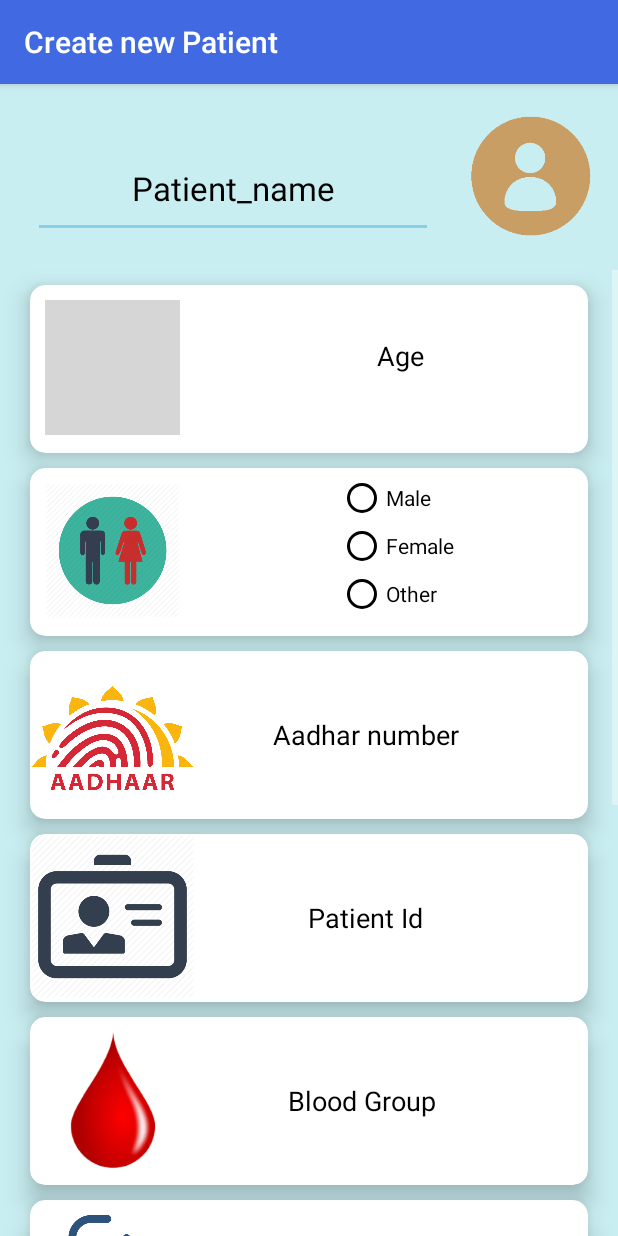
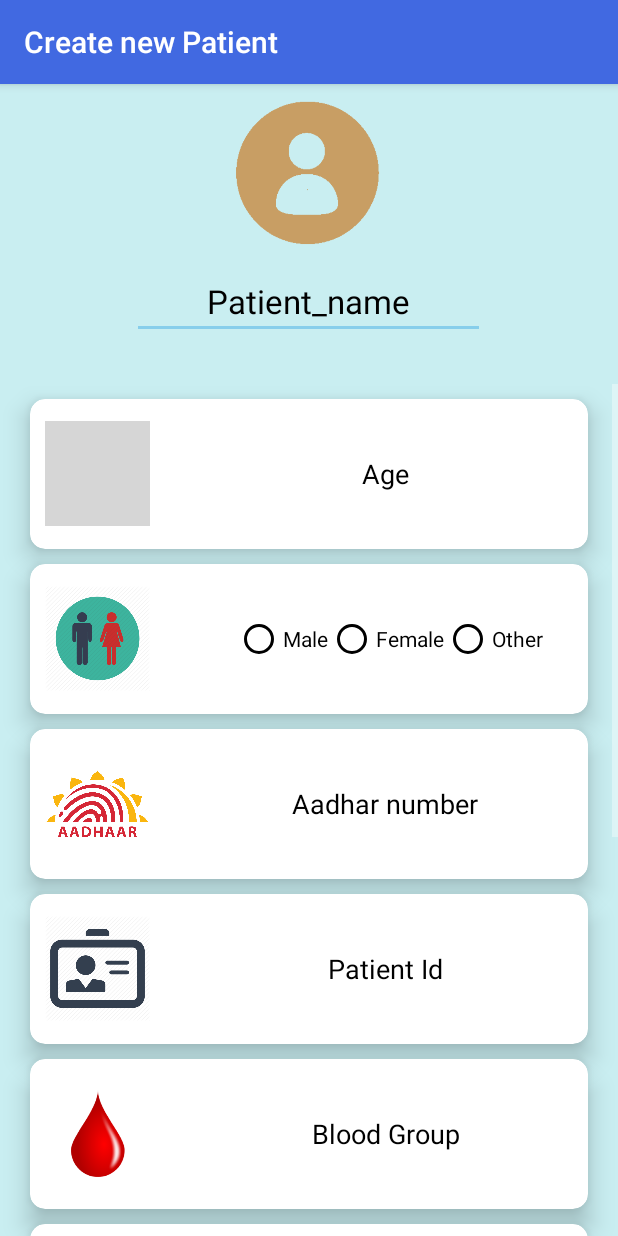
Before and after one commit to Combinedhost/sushruta_project_v1, an Android app: the Create_Patient screen opened directly, with no data from a screen before it, on a phone screen of 412 x 824 dp. Run offline under Robolectric (Android 15) with nearby library versions, the phone set to English and light mode, and no system bars; our stand-ins replace CircleImageView, Firebase (no records; nobody signed in at launch, a user with empty details on screens opened directly); Roboto replaces fonts that are not available here; 1 statement that could not run was skipped; grey boxes are pictures that could not be loaded.

Commit message:
layout corrections

```diff
--- a/app/src/main/res/drawable/b.xml
+++ b/app/src/main/res/drawable/b.xml
@@ -2,6 +2,6 @@
 <shape xmlns:android="http://schemas.android.com/apk/res/android"
     android:shape="rectangle" android:padding="10dp">
     <!-- you can use any color you want I used here gray color-->
-    <solid android:color="#5BB6C4  "/>
+    <solid android:color="#5BB6C4"/>
     <corners android:radius="10dp"/>
 </shape>
--- a/app/src/main/res/layout/activity_create__patient.xml
+++ b/app/src/main/res/layout/activity_create__patient.xml
@@ -17,33 +17,28 @@
 
         <RelativeLayout
             android:layout_width="match_parent"
-            android:layout_height="124dp">
+            android:layout_height="200dp">
 
             <view
                 android:id="@+id/Patient_profile"
                 class="de.hdodenhof.circleimageview.CircleImageView"
-                android:layout_width="100dp"
+                android:layout_width="120dp"
                 android:layout_height="100dp"
-                android:layout_alignParentTop="true"
-                android:layout_alignParentEnd="true"
-                android:layout_marginTop="12dp"
-                android:layout_marginEnd="7dp"
+                android:layout_centerHorizontal="true"
+                android:layout_marginTop="10dp"
                 android:src="@drawable/pro" />
 
             <EditText
                 android:id="@+id/Patient_name"
-                android:layout_width="266dp"
-                android:layout_height="65dp"
-                android:layout_alignParentStart="true"
-                android:layout_alignParentTop="true"
-                android:layout_marginStart="22dp"
-                android:layout_marginTop="37dp"
-                android:layout_marginEnd="16dp"
-                android:layout_toStartOf="@+id/Patient_profile"
+                android:layout_width="235dp"
+                android:layout_height="50dp"
+                android:layout_below="@+id/Patient_profile"
+                android:layout_marginTop="10dp"
                 android:gravity="center"
+                android:layout_centerHorizontal="true"
                 android:hint="Patient_name"
+
                 android:textAppearance="@style/TextAppearance.AppCompat.Large"
-
                 android:textColor="#000000"
                 android:textColorHint="#000000" />
 
@@ -67,43 +62,36 @@
 
                     <android.support.v7.widget.CardView
                         android:layout_width="match_parent"
-                        android:layout_height="112dp"
+                        android:layout_height="100dp"
                         android:layout_marginStart="20dp"
                         android:layout_marginTop="10dp"
                         android:layout_marginEnd="20dp"
-
                         android:backgroundTint="#ffffff"
                         app:cardCornerRadius="10dp"
                         app:cardElevation="10dp">
 
                         <RelativeLayout
                             android:layout_width="match_parent"
-                            android:layout_height="match_parent">
+                            android:layout_height="match_parent"
+                            >
 
                             <ImageView
                                 android:id="@+id/age_icon"
-                                android:layout_width="90dp"
-                                android:layout_height="90dp"
-                                android:layout_alignParentStart="true"
-                                android:layout_alignParentTop="true"
+                                android:layout_width="70dp"
+                                android:layout_height="70dp"
+                               android:layout_centerVertical="true"
                                 android:layout_marginStart="10dp"
-                                android:layout_marginTop="10dp"
                                 android:src="@drawable/ageicon" />
 
                             <EditText
                                 android:id="@+id/age"
-                                android:layout_width="76dp"
-                                android:layout_height="47dp"
-                                android:layout_alignParentTop="true"
+                                android:layout_width="150dp"
+                                android:layout_height="wrap_content"
                                 android:layout_alignParentEnd="true"
-                                android:layout_alignParentBottom="true"
-                                android:layout_marginTop="24dp"
-
-                                android:layout_marginEnd="87dp"
-                                android:layout_marginBottom="41dp"
+                                android:layout_centerVertical="true"
+                                android:layout_marginEnd="60dp"
                                 android:hint="Age"
                                 android:textAlignment="center"
-                                android:textColor="#000000"
                                 android:textColorHint="#000000"
                                 android:textSize="18sp" />
                         </RelativeLayout>
@@ -112,7 +100,7 @@
 
                     <android.support.v7.widget.CardView
                         android:layout_width="match_parent"
-                        android:layout_height="112dp"
+                        android:layout_height="100dp"
                         android:layout_marginStart="20dp"
                         android:layout_marginTop="10dp"
                         android:layout_marginEnd="20dp"
@@ -129,13 +117,11 @@
                             <RadioGroup
                                 android:layout_width="wrap_content"
                                 android:layout_height="wrap_content"
-
-
-                                android:layout_alignBottom="@+id/gender_icon"
                                 android:layout_alignParentEnd="true"
-                                android:layout_marginEnd="89dp"
-                                android:layout_marginBottom="0dp"
-                                android:orientation="vertical">
+                                android:layout_centerVertical="true"
+                                android:gravity="center"
+                                android:layout_marginEnd="30dp"
+                                android:orientation="horizontal">
 
                                 <RadioButton
                                     android:id="@+id/Male"
@@ -168,12 +154,10 @@
 
                             <ImageView
                                 android:id="@+id/gender_icon"
-                                android:layout_width="90dp"
-                                android:layout_height="90dp"
-                                android:layout_alignParentStart="true"
-                                android:layout_alignParentTop="true"
+                                android:layout_width="70dp"
+                                android:layout_height="70dp"
                                 android:layout_marginStart="10dp"
-                                android:layout_marginTop="10dp"
+                                android:layout_centerVertical="true"
                                 android:src="@drawable/gender3" />
 
                         </RelativeLayout>
@@ -182,7 +166,7 @@
 
                     <android.support.v7.widget.CardView
                         android:layout_width="match_parent"
-                        android:layout_height="112dp"
+                        android:layout_height="100dp"
                         android:layout_marginStart="20dp"
                         android:layout_marginEnd="20dp"
                         android:backgroundTint="#ffffff"
@@ -195,21 +179,21 @@
 
                             <ImageView
                                 android:id="@+id/adhaar"
-                                android:layout_width="110dp"
-                                android:layout_height="110dp"
-                                android:layout_alignParentStart="true"
-                                android:layout_alignParentTop="true"
-                                android:layout_marginTop="3dp"
+                                android:layout_width="70dp"
+                                android:layout_height="70dp"
+android:layout_centerVertical="true"
+                                android:layout_marginStart="10dp"
                                 android:src="@drawable/aadhaar_logo" />
 
                             <EditText
                                 android:id="@+id/adhaarnumber"
-                                android:layout_width="wrap_content"
+                                android:layout_width="150dp"
                                 android:layout_height="wrap_content"
                                 android:layout_alignParentEnd="true"
                                 android:layout_centerVertical="true"
-                                android:layout_marginEnd="82dp"
+                                android:layout_marginEnd="60dp"
                                 android:hint="Aadhar number"
+                                android:textAlignment="center"
                                 android:textColor="#000000"
                                 android:textColorHint="#000000"
                                 android:textSize="18sp" />
@@ -220,7 +204,7 @@
 
                     <android.support.v7.widget.CardView
                         android:layout_width="match_parent"
-                        android:layout_height="112dp"
+                        android:layout_height="100dp"
                         android:layout_marginStart="20dp"
                         android:layout_marginTop="10dp"
                         android:layout_marginEnd="20dp"
@@ -234,18 +218,21 @@
 
                             <ImageView
                                 android:id="@+id/id"
-                                android:layout_width="110dp"
-                                android:layout_height="110dp"
+                                android:layout_width="70dp"
+                                android:layout_height="70dp"
+                                android:layout_centerVertical="true"
+                                android:layout_marginStart="10dp"
                                 android:src="@drawable/id" />
 
                             <EditText
                                 android:id="@+id/idnumber"
-                                android:layout_width="wrap_content"
+                                android:layout_width="150dp"
                                 android:layout_height="wrap_content"
                                 android:layout_alignParentEnd="true"
                                 android:layout_centerVertical="true"
-                                android:layout_marginEnd="106dp"
+                                android:layout_marginEnd="60dp"
                                 android:hint="Patient Id"
+                                android:textAlignment="center"
                                 android:textColor="#000000"
                                 android:textColorHint="#000000"
                                 android:textSize="18sp" />
@@ -256,7 +243,7 @@
 
                     <android.support.v7.widget.CardView
                         android:layout_width="match_parent"
-                        android:layout_height="112dp"
+                        android:layout_height="100dp"
                         android:layout_marginStart="20dp"
                         android:layout_marginTop="10dp"
                         android:layout_marginEnd="20dp"
@@ -271,29 +258,31 @@
 
                             <ImageView
                                 android:id="@+id/blood"
-                                android:layout_width="110dp"
-                                android:layout_height="110dp"
-                                android:layout_alignParentStart="true"
-                                android:layout_alignParentTop="true"
+                                android:layout_width="70dp"
+                                android:layout_height="70dp"
+                           android:layout_marginStart="10dp"
+                                android:layout_centerVertical="true"
+
                                 android:src="@drawable/blood" />
 
                             <EditText
                                 android:id="@+id/bloodgroup"
-                                android:layout_width="wrap_content"
+                                android:layout_width="150dp"
                                 android:layout_height="wrap_content"
                                 android:layout_alignParentEnd="true"
                                 android:layout_centerVertical="true"
-                                android:layout_marginEnd="97dp"
+                                android:layout_marginEnd="60dp"
                                 android:hint="Blood Group"
                                 android:textColor="#000000"
                                 android:textColorHint="#000000"
-                                android:textSize="18sp" />
+                                android:textSize="18sp"
+                                android:textAlignment="center"/>
                         </RelativeLayout>
                     </android.support.v7.widget.CardView>
 
                     <android.support.v7.widget.CardView
                         android:layout_width="match_parent"
-                        android:layout_height="112dp"
+                        android:layout_height="100dp"
                         android:layout_marginStart="20dp"
                         android:layout_marginTop="10dp"
                         android:layout_marginEnd="20dp"
@@ -308,21 +297,20 @@
 
                             <ImageView
                                 android:id="@+id/insurance_icon"
-                                android:layout_width="90dp"
-                                android:layout_height="90dp"
-                                android:layout_alignParentStart="true"
-                                android:layout_alignParentTop="true"
+                                android:layout_width="70dp"
+                                android:layout_height="70dp"
                                 android:layout_marginStart="10dp"
-                                android:layout_marginTop="10dp"
+android:layout_centerVertical="true"
                                 android:src="@drawable/insurance" />
 
                             <EditText
                                 android:id="@+id/insuranceid"
-                                android:layout_width="wrap_content"
+                                android:layout_width="150dp"
                                 android:layout_height="wrap_content"
                                 android:layout_alignParentEnd="true"
                                 android:layout_centerVertical="true"
-                                android:layout_marginEnd="96dp"
+                                android:layout_marginEnd="60dp"
+
                                 android:hint="Insurance ID"
                                 android:textAlignment="center"
                                 android:textColor="#000000"
@@ -333,7 +321,7 @@
 
                     <android.support.v7.widget.CardView
                         android:layout_width="match_parent"
-                        android:layout_height="112dp"
+                        android:layout_height="100dp"
                         android:layout_marginStart="20dp"
                         android:layout_marginTop="10dp"
                         android:layout_marginEnd="20dp"
@@ -348,21 +336,19 @@
 
                             <ImageView
                                 android:id="@+id/height_icon"
-                                android:layout_width="90dp"
-                                android:layout_height="90dp"
-                                android:layout_alignParentStart="true"
-                                android:layout_alignParentTop="true"
+                                android:layout_width="70dp"
+                                android:layout_height="70dp"
                                 android:layout_marginStart="10dp"
-                                android:layout_marginTop="10dp"
+                                android:layout_centerVertical="true"
                                 android:src="@drawable/height_icon" />
 
                             <EditText
                                 android:id="@+id/heightinches"
-                                android:layout_width="wrap_content"
+                                android:layout_width="150dp"
                                 android:layout_height="wrap_content"
                                 android:layout_alignParentEnd="true"
                                 android:layout_centerVertical="true"
-                                android:layout_marginEnd="120dp"
+                                android:layout_marginEnd="60dp"
                                 android:hint="Height"
                                 android:textAlignment="center"
                                 android:textColor="#000000"
@@ -374,7 +360,7 @@
 
                     <android.support.v7.widget.CardView
                         android:layout_width="match_parent"
-                        android:layout_height="112dp"
+                        android:layout_height="100dp"
                         android:layout_marginStart="20dp"
                         android:layout_marginTop="10dp"
                         android:layout_marginEnd="20dp"
@@ -389,21 +375,19 @@
 
                             <ImageView
                                 android:id="@+id/weight_icon"
-                                android:layout_width="90dp"
-                                android:layout_height="90dp"
-                                android:layout_alignParentStart="true"
-                                android:layout_alignParentTop="true"
+                                android:layout_width="70dp"
+                                android:layout_height="70dp"
                                 android:layout_marginStart="10dp"
-                                android:layout_marginTop="10dp"
+                               android:layout_centerVertical="true"
                                 android:src="@drawable/weight_icon" />
 
                             <EditText
                                 android:id="@+id/weightinkg"
-                                android:layout_width="wrap_content"
+                                android:layout_width="150dp"
                                 android:layout_height="wrap_content"
                                 android:layout_alignParentEnd="true"
                                 android:layout_centerVertical="true"
-                                android:layout_marginEnd="117dp"
+                                android:layout_marginEnd="60dp"
                                 android:hint="Weight"
                                 android:textAlignment="center"
                                 android:textColor="#000000"
@@ -415,7 +399,7 @@
 
                     <android.support.v7.widget.CardView
                         android:layout_width="match_parent"
-                        android:layout_height="112dp"
+                        android:layout_height="100dp"
                         android:layout_marginStart="20dp"
                         android:layout_marginTop="10dp"
                         android:layout_marginEnd="20dp"
@@ -430,26 +414,19 @@
 
                             <ImageView
                                 android:id="@+id/address_icon"
-                                android:layout_width="90dp"
-                                android:layout_height="90dp"
-                                android:layout_alignParentStart="true"
-                                android:layout_alignParentTop="true"
+                                android:layout_width="70dp"
+                                android:layout_height="70dp"
                                 android:layout_marginStart="10dp"
-                                android:layout_marginTop="10dp"
+                                android:layout_centerVertical="true"
                                 android:src="@drawable/address" />
 
                             <EditText
                                 android:id="@+id/addressid"
-                                android:layout_width="wrap_content"
-                                android:layout_height="43dp"
-                                android:layout_alignParentTop="true"
+                                android:layout_width="150dp"
+                                android:layout_height="wrap_content"
+android:layout_centerVertical="true"
                                 android:layout_alignParentEnd="true"
-                                android:layout_alignParentBottom="true"
-                                android:layout_marginStart="36dp"
-                                android:layout_marginTop="27dp"
-                                android:layout_marginEnd="25dp"
-                                android:layout_marginBottom="42dp"
-                                android:layout_toEndOf="@+id/address_icon"
+                                android:layout_marginEnd="60dp"
                                 android:hint="Address"
                                 android:textAlignment="center"
                                 android:textColor="#000000"
@@ -461,24 +438,17 @@
 
                     <RelativeLayout
                         android:layout_width="match_parent"
-                        android:layout_height="64dp">
+                        android:layout_height="wrap_content"
+                        android:padding="15dp">
 
                         <Button
                             android:id="@+id/button2"
-                            android:layout_width="wrap_content"
+                            android:layout_width="match_parent"
                             android:layout_height="wrap_content"
-                            android:layout_alignParentStart="true"
-                            android:layout_alignParentTop="true"
-                            android:layout_alignParentEnd="true"
-                            android:layout_alignParentBottom="true"
-                            android:layout_marginStart="149dp"
-                            android:layout_marginTop="10dp"
-                            android:layout_marginEnd="147dp"
-                            android:layout_marginBottom="6dp"
-                            android:textColor="#ffffff"
-                            android:background="@color/design_default_color_primary"
+                            android:background="#1FACEE"
                             android:gravity="center"
-                            android:text="Create" />
+                            android:text="Create"
+                            android:textColor="#ffffff" />
                     </RelativeLayout>
 
                 </android.support.v7.widget.GridLayout>
--- a/app/src/main/res/layout/activity_splash_screen.xml
+++ b/app/src/main/res/layout/activity_splash_screen.xml
@@ -18,7 +18,7 @@
         android:layout_marginBottom="209dp"
         android:scaleX=".5"
         android:scaleY=".5"
-        android:src="@drawable/sushruta" />
+        android:src="@drawable/sushruta_white" />
 
 
 </RelativeLayout>
```
Also changed, not shown: app/src/main/res/layout/activity_patient__information.xml (+13 -21 lines), app/src/main/res/layout/activity_register.xml (+44 -43 lines), app/src/main/res/layout/activity_register2.xml (+59 -43 lines), app/src/main/res/layout/activity_register3.xml (+43 -40 lines).
